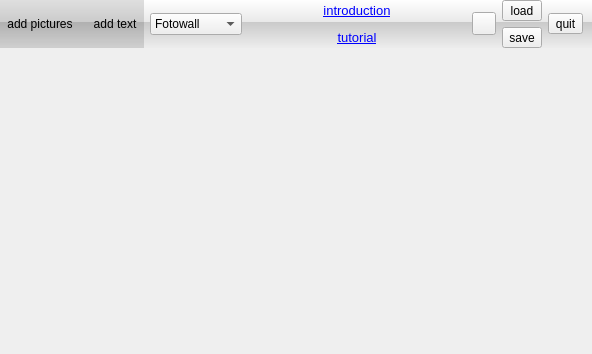
First picture: the form in FotoWall.ui, repository enricoros/fotowall, before the edit.
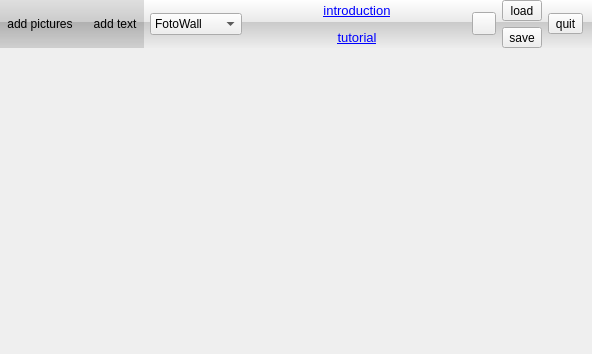
Second picture: the form after the edit. Icons and pictures are not drawn.

Diff of the .ui file:
```diff
--- a/FotoWall.ui
+++ b/FotoWall.ui
@@ -163,7 +163,7 @@
        <widget class="QComboBox" name="projectType">
         <item>
          <property name="text">
-          <string>Fotowall</string>
+          <string>FotoWall</string>
          </property>
         </item>
         <item>
```
Left out of the diff: 3 changed lines with no effect on the pictures.
